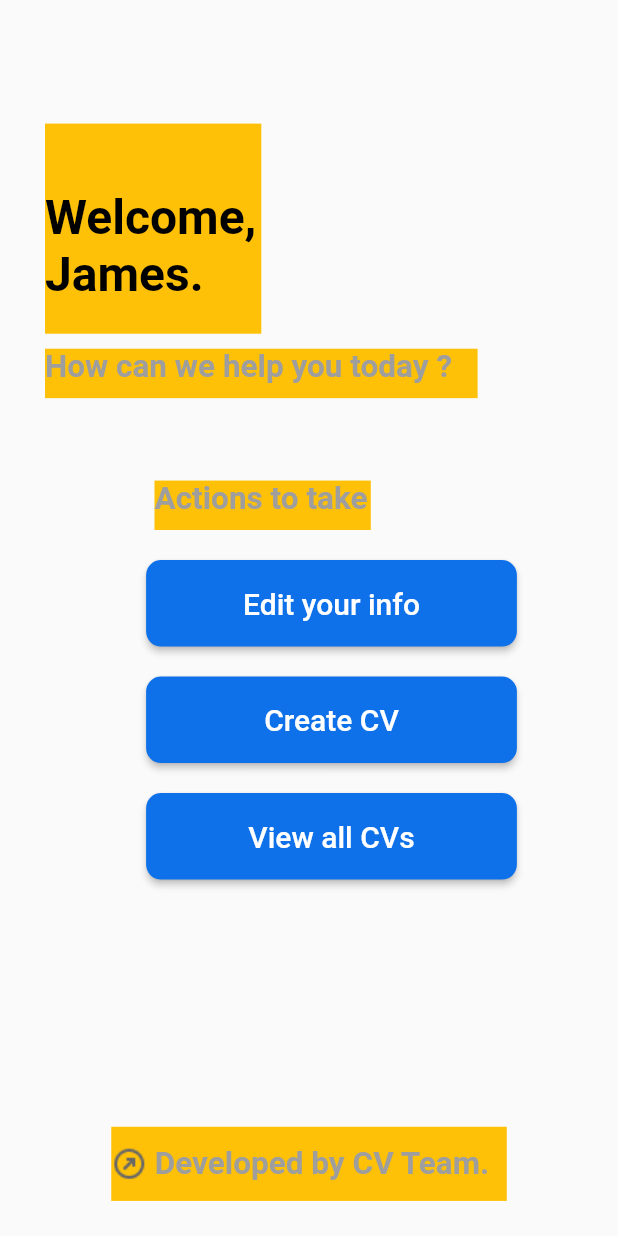
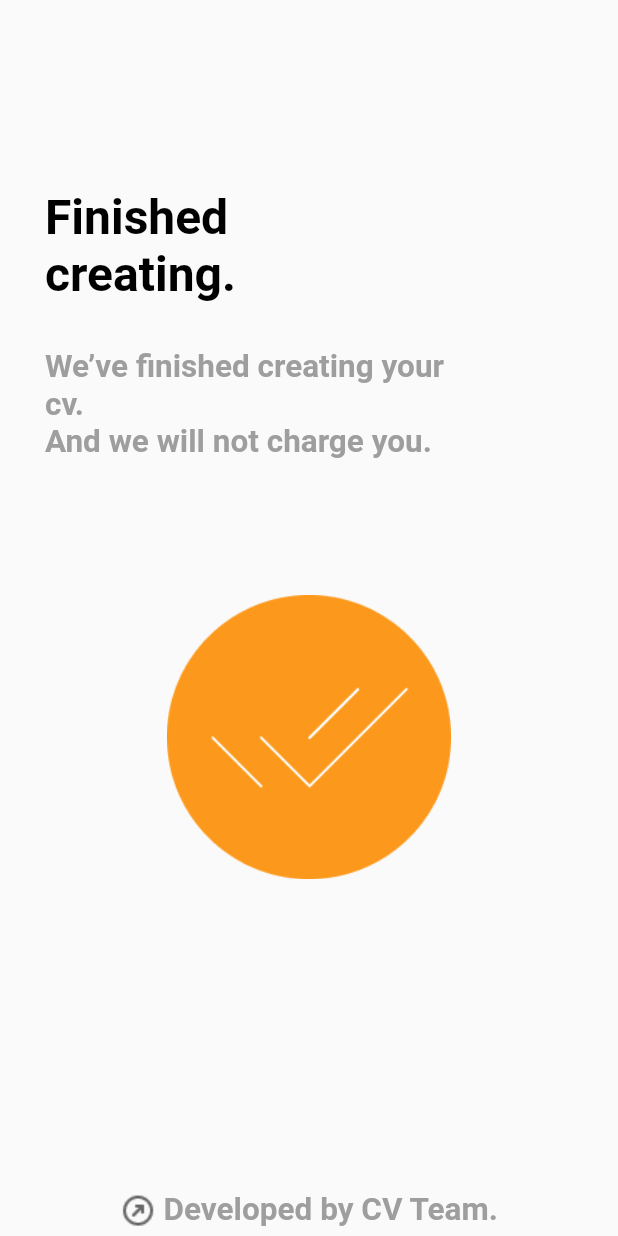
Before and after one commit to SeevProject/mobile, a Flutter app: the screen it shows after launch, on a phone screen of 412 x 824 dp. Run offline on Flutter 3.47's test engine with Material 2 defaults, Android fonts, the phone set to English and light mode, and no system bars; missing offline and left inert: dart:ffi.

Commit message:
finished_creating_page

```diff
--- /dev/null
+++ b/lib/Finished_creating.dart
@@ -0,0 +1,122 @@
+import 'package:flutter/material.dart';
+
+class Finished_creating extends StatefulWidget {
+  const Finished_creating({super.key});
+
+  @override
+  State<Finished_creating> createState() => _Finished_creatingState();
+}
+
+class _Finished_creatingState extends State<Finished_creating> {
+  @override
+  Widget build(BuildContext context) {
+    double screenwidth = MediaQuery.of(context).size.width;
+    double screenheight = MediaQuery.of(context).size.height;
+    return Scaffold(
+      body: Column(
+        children: [
+          // head text
+          Row(
+            children: [
+              Padding(
+                padding: EdgeInsets.only(top: screenheight / 10, left: 30),
+                child: Container(
+                  //color: Colors.amber,
+                  width: screenwidth * 0.45,
+                  height: screenheight * 0.17,
+                  child: Padding(
+                    padding: EdgeInsets.only(top: screenheight / 19),
+                    child: Container(
+                      child: Text(
+                        "Finished\ncreating.",
+                        style: TextStyle(
+                            color: Colors.black,
+                            fontSize: 32,
+                            fontWeight: FontWeight.bold),
+                      ),
+                    ),
+                  ),
+                ),
+              ),
+            ],
+          ),
+
+          //intorduction
+
+          Padding(
+            padding: const EdgeInsets.only(top: 10),
+            child: Row(
+              children: [
+                Padding(
+                  padding: EdgeInsets.only(left: 30),
+                  child: Container(
+                    // color: Colors.amber,
+                    width: screenwidth * 0.7,
+                    height: screenheight * 0.09,
+                    child: Container(
+                      child: Text(
+                        "We’ve finished creating your cv.\nAnd we will not charge you.",
+                        style: TextStyle(
+                            color: Colors.grey,
+                            fontSize: 21,
+                            fontWeight: FontWeight.bold),
+                      ),
+                    ),
+                  ),
+                )
+              ],
+            ),
+          ),
+          Column(
+            mainAxisAlignment: MainAxisAlignment.center,
+            children: [
+              Padding(
+                padding: const EdgeInsets.only(top: 90),
+                child: Container(
+                  width: screenwidth * 0.5,
+                  height: screenheight * 0.23,
+                  //color: Colors.amber,
+                  child: const Center(
+                      child: Image(image: AssetImage("assets/done.png"))),
+                ),
+              )
+            ],
+          ),
+
+          // team
+          Padding(
+            padding: EdgeInsets.only(top: screenheight / 4.2),
+            child: Column(
+              children: [
+                Container(
+                  //color: Colors.amber,
+                  width: screenwidth * 0.64,
+                  height: screenheight * 0.06,
+                  // color: Colors.amber,
+                  child: const Row(
+                    mainAxisAlignment: MainAxisAlignment.center,
+                    children: [
+                      Image(image: AssetImage("assets/go.png")),
+                      Padding(
+                        padding: EdgeInsets.only(left: 5),
+                        child: Center(
+                          child: Text(
+                            "Developed by CV Team.",
+                            style: TextStyle(
+                                color: Colors.grey,
+                                fontSize: 21,
+                                fontWeight: FontWeight.bold),
+                          ),
+                        ),
+                      ),
+                    ],
+                  ),
+                ),
+              ],
+            ),
+          ),
+        ],
+      ),
+    );
+  }
+}
--- a/lib/Home_Page.dart
+++ b/lib/Home_Page.dart
@@ -22,7 +22,7 @@ class _Home_PageState extends State<Home_Page> {
               Padding(
                 padding: EdgeInsets.only(top: screenheight / 10, left: 30),
                 child: Container(
-                  color: Colors.amber,
+                  //  color: Colors.amber,
                   width: screenwidth * 0.35,
                   height: screenheight * 0.17,
                   child: Padding(
@@ -51,7 +51,7 @@ class _Home_PageState extends State<Home_Page> {
                 Padding(
                   padding: EdgeInsets.only(left: 30),
                   child: Container(
-                    color: Colors.amber,
+                    //color: Colors.amber,
                     width: screenwidth * 0.7,
                     height: screenheight * 0.04,
                     child: Container(
@@ -75,7 +75,7 @@ class _Home_PageState extends State<Home_Page> {
             child: Row(
               children: [
                 Container(
-                  color: Colors.amber,
+                  // color: Colors.amber,
                   width: screenwidth * 0.35,
                   height: screenheight * 0.04,
                   child: Container(
@@ -213,8 +213,9 @@ class _Home_PageState extends State<Home_Page> {
                 Container(
                   width: screenwidth * 0.64,
                   height: screenheight * 0.06,
-                  color: Colors.amber,
+                  // color: Colors.amber,
                   child: const Row(
+                    mainAxisAlignment: MainAxisAlignment.center,
                     children: [
                       Image(image: AssetImage("assets/go.png")),
                       Padding(
--- a/lib/main.dart
+++ b/lib/main.dart
@@ -2,6 +2,8 @@
 
 import 'dart:ffi';
 
+import 'package:cv/Change_info.dart';
+import 'package:cv/Finished_creating.dart';
 import 'package:cv/Home_Page.dart';
 import 'package:cv/LoginPage.dart';
 import 'package:flutter/material.dart';
@@ -21,6 +23,6 @@ class MyApp extends StatelessWidget {
         title: 'CV Generator',
         theme: ThemeData(primarySwatch: null),
         // darkTheme: ThemeData.dark(),
-        home: const Home_Page());
+        home: const Finished_creating());
   }
 }
--- a/pubspec.yaml
+++ b/pubspec.yaml
@@ -68,7 +68,7 @@ flutter:
      - assets/next.png
      - assets/loading.png
      - assets/go.png
-
+     - assets/done.png
 
 
   # An image asset can refer to one or more resolution-specific "variants", see
```
Also changed, not shown: lib/Change_info.dart (added, +106 -0 lines), assets/done.png (added).
